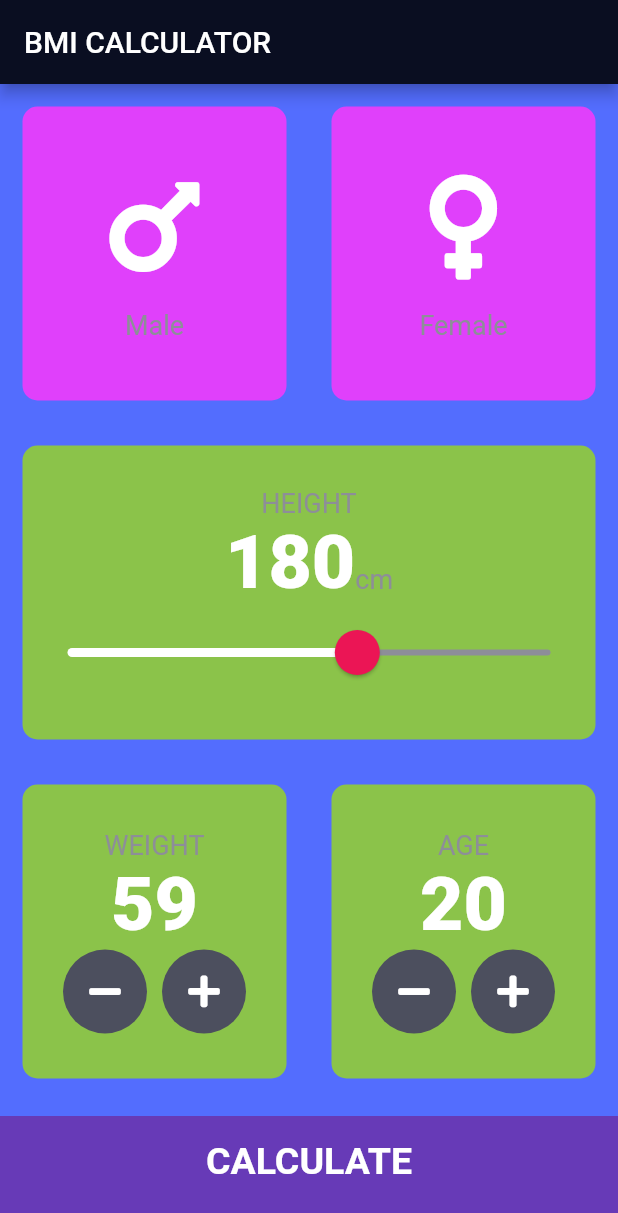
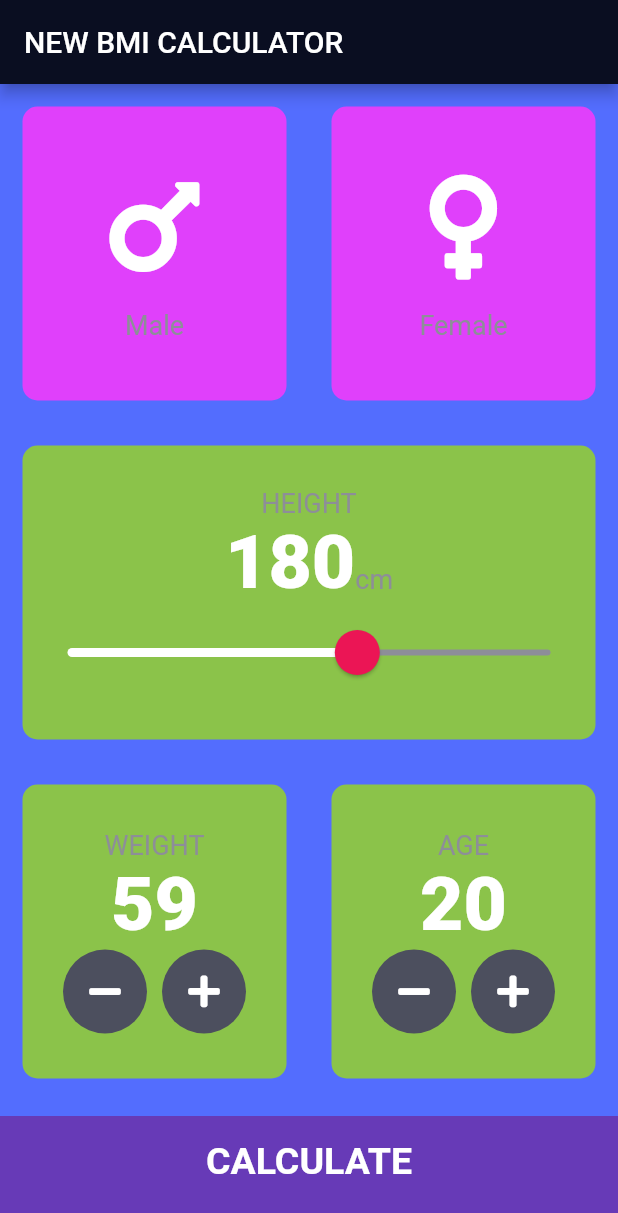
Before and after one commit to umairnawaz333/BMI-Calculator, a Flutter app: the screen it shows after launch, after a tap on an icon or button, on a phone screen of 412 x 824 dp. Shown: the top 1213 px of the screen. Run offline on Flutter 3.47's test engine with Material 2 defaults, Android fonts, the phone set to English and light mode, and no system bars; our stand-ins replace font_awesome_flutter.

```diff
--- a/lib/screens/input_page.dart
+++ b/lib/screens/input_page.dart
@@ -4,9 +4,9 @@ import 'package:bmi_calculator/components/icon_content.dart';
 import 'package:bmi_calculator/components/reusable_card.dart';
 import 'package:bmi_calculator/constants.dart';
 import 'package:bmi_calculator/screens/results_page.dart';
-import 'package:bmi_calculator/components/bottom_button.dart';
 import 'package:bmi_calculator/components/round_icon_button.dart';
 import 'package:bmi_calculator/calculator_brain.dart';
+import 'package:bmi_calculator/components/bottom_button.dart';
 
 enum Gender {
   male,
@@ -28,7 +28,7 @@ class _InputPageState extends State<InputPage> {
   Widget build(BuildContext context) {
     return Scaffold(
       appBar: AppBar(
-        title: Text('BMI CALCULATOR'),
+        title: Text('NEW BMI CALCULATOR'),
       ),
       body: Column(
         crossAxisAlignment: CrossAxisAlignment.stretch,
```
